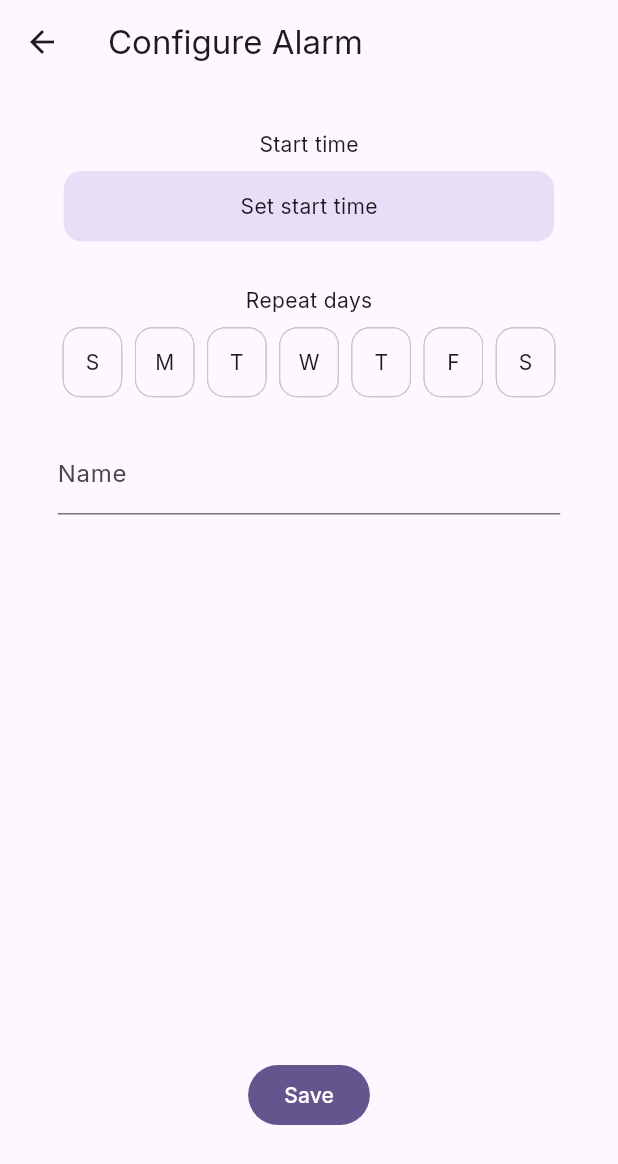
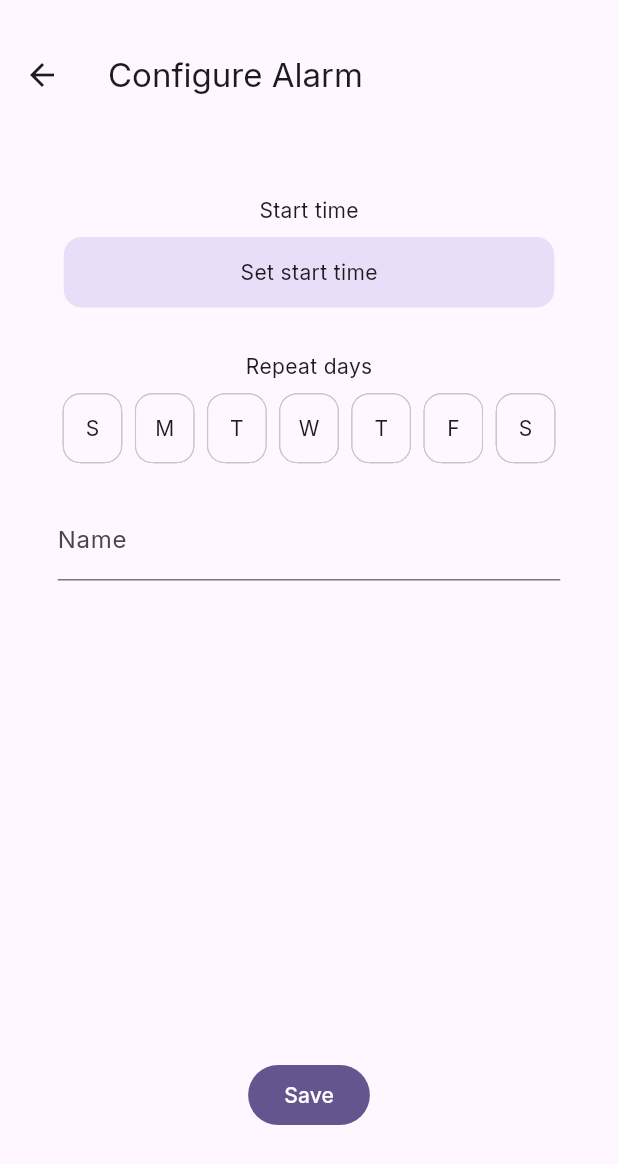
Before and after one commit to roy-rishi/smart-clock, a Flutter app: the AlarmsPage screen opened directly, after a tap on an icon or button, on a phone screen of 412 x 824 dp. Shown: the top 1164 px of the screen. Run offline on Flutter 3.47's test engine with Material 3 defaults, Android fonts, the light colour scheme and no system bars; our stand-ins replace google_fonts; network calls fail.

Commit message:
remove window title bar on macos, resize title bar height

```diff
--- a/app/lib/alarms_page.dart
+++ b/app/lib/alarms_page.dart
@@ -53,7 +53,7 @@ class _AlarmsPageState extends State<AlarmsPage> {
   @override
   Widget build(BuildContext context) {
     return Scaffold(
-      appBar: AppBar(title: const Text("Alarms")),
+      appBar: AppBar(title: const Text("Alarms"), toolbarHeight: 100),
       body: ListView(children: [
         const Padding(
           padding: EdgeInsets.only(top: 20, bottom: 10),
--- a/app/lib/create_alarm_page.dart
+++ b/app/lib/create_alarm_page.dart
@@ -156,7 +156,7 @@ class _CreateAlarmPageState extends State<CreateAlarmPage> {
   @override
   Widget build(BuildContext context) {
     return Scaffold(
-        appBar: AppBar(title: const Text("Configure Alarm")),
+        appBar: AppBar(title: const Text("Configure Alarm"), toolbarHeight: 100),
         body: Column(
           children: [
             Expanded(
--- a/app/lib/settings_page.dart
+++ b/app/lib/settings_page.dart
@@ -41,7 +41,7 @@ class SettingsPage extends StatelessWidget {
   @override
   Widget build(BuildContext context) {
     return Scaffold(
-      appBar: AppBar(title: const Text("Clock Settings")),
+      appBar: AppBar(title: const Text("Clock Settings"), toolbarHeight: 100),
       body: const Column(
         children: [
           Padding(
```
Also changed, not shown: 1 other file.
